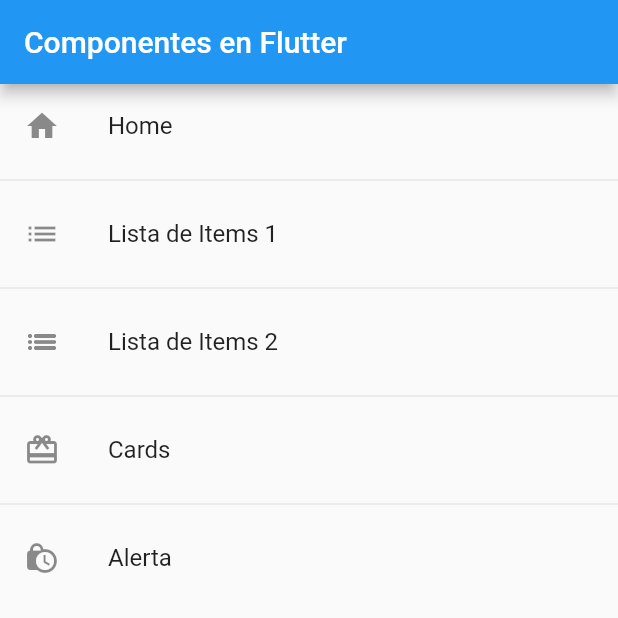
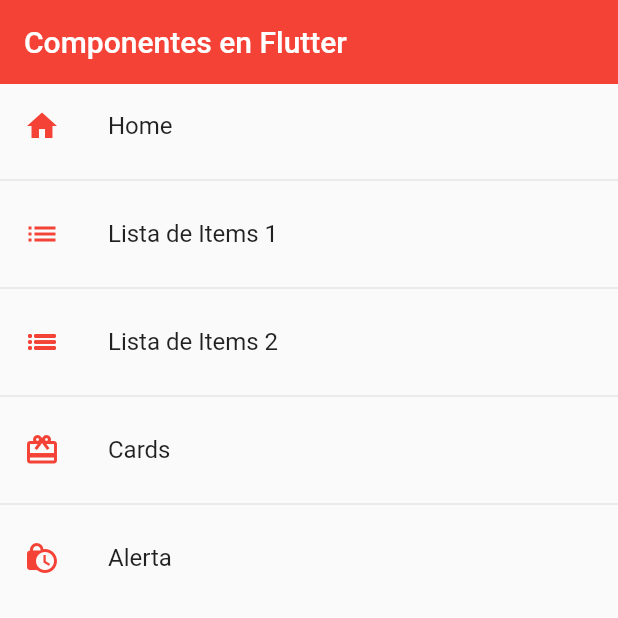
Before and after one commit to raframzs/flutter_projects, a Flutter app: the screen it shows after launch, on a phone screen of 412 x 824 dp, the top half of it. Run offline on Flutter 3.47's test engine with Material 2 defaults, Android fonts, the phone set to English and light mode, and no system bars.

Commit message:
cards and theme

```diff
--- a/fl_components/lib/main.dart
+++ b/fl_components/lib/main.dart
@@ -1,3 +1,4 @@
+import 'package:fl_components/models/models.dart';
 import 'package:fl_components/router/app_routes.dart';
 
 import 'package:flutter/material.dart';
@@ -12,9 +13,10 @@ class MyApp extends StatelessWidget {
     return MaterialApp(
       debugShowCheckedModeBanner: false,
       title: 'Material App',
-      initialRoute: AppRoutes.initialRoute,
-      routes: AppRoutes.getMenuRoutes(),
+      initialRoute: AppRoutes.initialRoute, // default route
+      routes: AppRoutes.getMenuRoutes(), // list of routes
       onGenerateRoute: AppRoutes.onGenerateRoute,
+      theme: AppTheme.getTheme(), // if wrong route
     );
   }
 }
--- /dev/null
+++ b/fl_components/lib/models/app_theme.dart
@@ -0,0 +1,14 @@
+import 'package:flutter/material.dart';
+
+class AppTheme {
+  static const primary = Colors.red;
+  static const secondaryColor = Colors.black;
+
+  static ThemeData getTheme() {
+    return ThemeData.light().copyWith(
+        appBarTheme: const AppBarTheme(
+      color: primary,
+      elevation: 0,
+    ));
+  }
+}
--- a/fl_components/lib/models/models.dart
+++ b/fl_components/lib/models/models.dart
@@ -1 +1,2 @@
 export 'package:fl_components/models/menu_option.dart';
+export 'package:fl_components/models/app_theme.dart';
--- a/fl_components/lib/router/app_routes.dart
+++ b/fl_components/lib/router/app_routes.dart
@@ -30,7 +30,7 @@ class AppRoutes {
         route: 'cards',
         icon: Icons.card_giftcard,
         name: 'Cards',
-        screen: const Card()),
+        screen: const CardScreen()),
     MenuOption(
         route: 'alert',
         icon: Icons.lock_clock,
--- a/fl_components/lib/screens/home_screen.dart
+++ b/fl_components/lib/screens/home_screen.dart
@@ -1,3 +1,4 @@
+import 'package:fl_components/models/app_theme.dart';
 import 'package:fl_components/router/app_routes.dart';
 
 import 'package:flutter/material.dart';
@@ -14,7 +15,10 @@ class HomeScreen extends StatelessWidget {
         ),
         body: ListView.separated(
             itemBuilder: (_, index) => ListTile(
-                  leading: Icon(routes[index].icon),
+                  leading: Icon(
+                    routes[index].icon,
+                    color: AppTheme.primary,
+                  ),
                   title: Text(routes[index].name),
                   onTap: () {
                     Navigator.pushNamed(context, routes[index].route);
--- a/fl_components/lib/screens/listview1_screen.dart
+++ b/fl_components/lib/screens/listview1_screen.dart
@@ -8,7 +8,6 @@ class ListView1Screen extends StatelessWidget {
   Widget build(BuildContext context) {
     return Scaffold(
         appBar: AppBar(
-          backgroundColor: Colors.white38,
           title: const Text(
             'ListView 1',
             style: TextStyle(color: Colors.black),
--- a/fl_components/lib/screens/listview2_screen.dart
+++ b/fl_components/lib/screens/listview2_screen.dart
@@ -13,7 +13,6 @@ class ListView2Screen extends StatelessWidget {
   Widget build(BuildContext context) {
     return Scaffold(
         appBar: AppBar(
-          backgroundColor: Colors.white38,
           title: const Text(
             'ListView 2',
             style: TextStyle(color: Colors.black),
```
Also changed, not shown: fl_components/lib/screens/card_screen.dart (+14 -5 lines), fl_components/lib/screens/widgets/custom_card.dart (added, +30 -0 lines).
